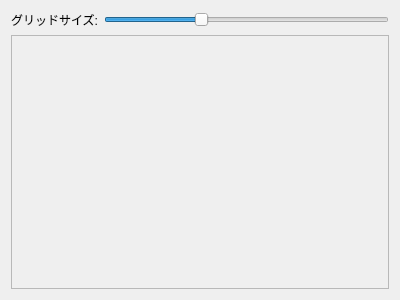
Before: the Qt Designer form src/lorairo/gui/designer/ThumbnailSelectorWidget.ui in NEXTAltair/LoRAIro, drawn with Qt 5.
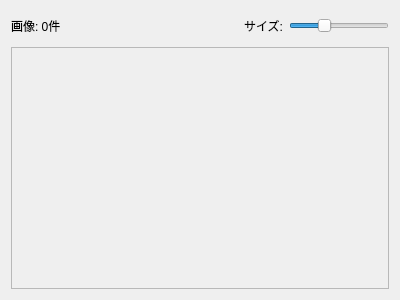
After: the same form once the commit is applied.

Patch:
```diff
--- a/src/lorairo/gui/designer/ThumbnailSelectorWidget.ui
+++ b/src/lorairo/gui/designer/ThumbnailSelectorWidget.ui
@@ -12,18 +12,75 @@
   </property>
   <layout class="QVBoxLayout" name="verticalLayout">
    <item>
-    <layout class="QHBoxLayout" name="horizontalLayoutControls">
+    <widget class="QFrame" name="frameThumbnailHeader">
+     <property name="minimumSize">
+      <size>
+       <width>0</width>
+       <height>30</height>
+      </size>
+     </property>
+     <property name="maximumSize">
+      <size>
+       <width>16777215</width>
+       <height>30</height>
+      </size>
+     </property>
+     <property name="frameShape">
+      <enum>QFrame::Shape::NoFrame</enum>
+     </property>
+     <layout class="QHBoxLayout" name="horizontalLayoutThumbnailHeader">
+      <property name="leftMargin">
+       <number>0</number>
+      </property>
+      <property name="topMargin">
+       <number>0</number>
+      </property>
+      <property name="rightMargin">
+       <number>0</number>
+      </property>
+      <property name="bottomMargin">
+       <number>0</number>
+      </property>
      <item>
-      <widget class="QLabel" name="labelGridSize">
+       <widget class="QLabel" name="labelThumbnailCount">
        <property name="text">
-        <string>グリッドサイズ:</string>
+         <string>画像: 0件</string>
        </property>
       </widget>
      </item>
      <item>
-      <widget class="QSlider" name="sliderGridSize">
-       <property name="toolTip">
-        <string>サムネイルのグリッドサイズを調整</string>
+       <spacer name="horizontalSpacerThumbnailHeader">
+        <property name="orientation">
+         <enum>Qt::Orientation::Horizontal</enum>
+        </property>
+        <property name="sizeHint" stdset="0">
+         <size>
+          <width>40</width>
+          <height>20</height>
+         </size>
+        </property>
+       </spacer>
+      </item>
+      <item>
+       <widget class="QLabel" name="labelThumbnailSize">
+        <property name="text">
+         <string>サイズ:</string>
+        </property>
+       </widget>
+      </item>
+      <item>
+       <widget class="QSlider" name="sliderThumbnailSize">
+        <property name="minimumSize">
+         <size>
+          <width>100</width>
+          <height>0</height>
+         </size>
+        </property>
+        <property name="maximumSize">
+         <size>
+          <width>100</width>
+          <height>16777215</height>
+         </size>
        </property>
        <property name="minimum">
         <number>64</number>
@@ -40,6 +97,7 @@
       </widget>
      </item>
     </layout>
+    </widget>
    </item>
    <item>
     <widget class="QScrollArea" name="scrollAreaThumbnails">
```
Lines whose indentation alone changed are shown as unchanged.
